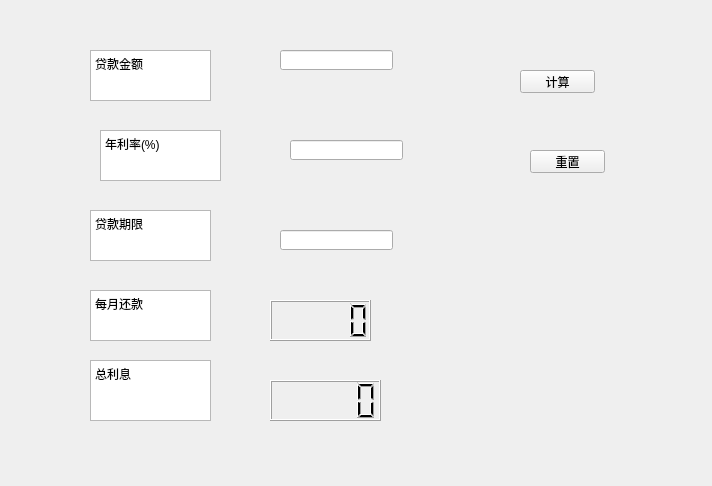
LuoXubo/SUFE_Calculator, file midlife3.ui: the form before one commit.
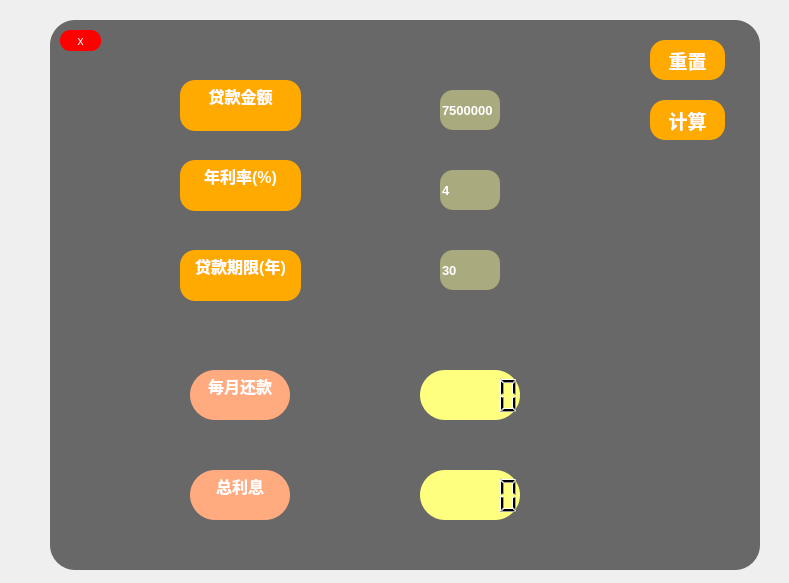
The form after the commit.

Patch:
```diff
--- a/midlife3.ui
+++ b/midlife3.ui
@@ -6,175 +6,325 @@
    <rect>
     <x>0</x>
     <y>0</y>
-    <width>712</width>
-    <height>486</height>
+    <width>789</width>
+    <height>583</height>
    </rect>
   </property>
   <property name="windowTitle">
    <string>贷款计算器</string>
   </property>
+  <widget class="QWidget" name="widget" native="true">
+   <property name="geometry">
+    <rect>
+     <x>50</x>
+     <y>20</y>
+     <width>710</width>
+     <height>550</height>
+    </rect>
+   </property>
+   <property name="styleSheet">
+    <string notr="true">background-color: rgb(104, 104, 104);
+border-radius: 25px;</string>
+   </property>
+   <widget class="QPushButton" name="close_2">
+    <property name="geometry">
+     <rect>
+      <x>10</x>
+      <y>10</y>
+      <width>41</width>
+      <height>21</height>
+     </rect>
+    </property>
+    <property name="styleSheet">
+     <string notr="true">background-color: rgb(255, 0, 0);
+color: rgb(255, 255, 255);
+border-radius: 10px; </string>
+    </property>
+    <property name="text">
+     <string>x</string>
+    </property>
+   </widget>
+   <widget class="QPushButton" name="ok">
+    <property name="geometry">
+     <rect>
+      <x>600</x>
+      <y>80</y>
+      <width>75</width>
+      <height>40</height>
+     </rect>
+    </property>
+    <property name="font">
+     <font>
+      <pointsize>14</pointsize>
+      <weight>75</weight>
+      <bold>true</bold>
+     </font>
+    </property>
+    <property name="styleSheet">
+     <string notr="true">color: rgb(255, 255, 255);
+background-color: rgb(255, 170, 0);
+border-radius: 15px;
+</string>
+    </property>
+    <property name="text">
+     <string>计算</string>
+    </property>
+   </widget>
+   <widget class="QPushButton" name="reset">
+    <property name="geometry">
+     <rect>
+      <x>600</x>
+      <y>20</y>
+      <width>75</width>
+      <height>40</height>
+     </rect>
+    </property>
+    <property name="font">
+     <font>
+      <pointsize>14</pointsize>
+      <weight>75</weight>
+      <bold>true</bold>
+     </font>
+    </property>
+    <property name="styleSheet">
+     <string notr="true">color: rgb(255, 255, 255);
+background-color: rgb(255, 170, 0);
+border-radius: 15px;
+</string>
+    </property>
+    <property name="text">
+     <string>重置</string>
+    </property>
+   </widget>
+   <widget class="QLCDNumber" name="lcd2">
+    <property name="geometry">
+     <rect>
+      <x>370</x>
+      <y>450</y>
+      <width>100</width>
+      <height>50</height>
+     </rect>
+    </property>
+    <property name="styleSheet">
+     <string notr="true">color: rgb(0, 0, 0);
+background-color: rgb(255, 255, 127);
+border-radius: 25px;
+</string>
+    </property>
+   </widget>
   <widget class="QTextBrowser" name="textBrowser">
    <property name="geometry">
     <rect>
-     <x>90</x>
-     <y>50</y>
+      <x>130</x>
+      <y>60</y>
      <width>121</width>
      <height>51</height>
     </rect>
    </property>
+    <property name="styleSheet">
+     <string notr="true">color: rgb(255, 255, 255);
+background-color: rgb(255, 170, 0);
+border-radius: 15px;
+</string>
+    </property>
    <property name="html">
     <string>&lt;!DOCTYPE HTML PUBLIC &quot;-//W3C//DTD HTML 4.0//EN&quot; &quot;http://www.w3.org/TR/REC-html40/strict.dtd&quot;&gt;
 &lt;html&gt;&lt;head&gt;&lt;meta name=&quot;qrichtext&quot; content=&quot;1&quot; /&gt;&lt;style type=&quot;text/css&quot;&gt;
 p, li { white-space: pre-wrap; }
 &lt;/style&gt;&lt;/head&gt;&lt;body style=&quot; font-family:'SimSun'; font-size:9pt; font-weight:400; font-style:normal;&quot;&gt;
-&lt;p style=&quot; margin-top:0px; margin-bottom:0px; margin-left:0px; margin-right:0px; -qt-block-indent:0; text-indent:0px;&quot;&gt;贷款金额&lt;/p&gt;
-&lt;p style=&quot;-qt-paragraph-type:empty; margin-top:0px; margin-bottom:0px; margin-left:0px; margin-right:0px; -qt-block-indent:0; text-indent:0px;&quot;&gt;&lt;br /&gt;&lt;/p&gt;&lt;/body&gt;&lt;/html&gt;</string>
-   </property>
-  </widget>
-  <widget class="QTextBrowser" name="textBrowser_2">
+&lt;p align=&quot;center&quot; style=&quot; margin-top:0px; margin-bottom:0px; margin-left:0px; margin-right:0px; -qt-block-indent:0; text-indent:0px;&quot;&gt;&lt;span style=&quot; font-size:12pt; font-weight:600;&quot;&gt;贷款金额&lt;/span&gt;&lt;/p&gt;
+&lt;p align=&quot;center&quot; style=&quot;-qt-paragraph-type:empty; margin-top:0px; margin-bottom:0px; margin-left:0px; margin-right:0px; -qt-block-indent:0; text-indent:0px; font-size:12pt; font-weight:600;&quot;&gt;&lt;br /&gt;&lt;/p&gt;&lt;/body&gt;&lt;/html&gt;</string>
+    </property>
+   </widget>
+   <widget class="QLineEdit" name="rate">
    <property name="geometry">
     <rect>
-     <x>100</x>
-     <y>130</y>
-     <width>121</width>
-     <height>51</height>
-    </rect>
-   </property>
-   <property name="html">
-    <string>&lt;!DOCTYPE HTML PUBLIC &quot;-//W3C//DTD HTML 4.0//EN&quot; &quot;http://www.w3.org/TR/REC-html40/strict.dtd&quot;&gt;
-&lt;html&gt;&lt;head&gt;&lt;meta name=&quot;qrichtext&quot; content=&quot;1&quot; /&gt;&lt;style type=&quot;text/css&quot;&gt;
-p, li { white-space: pre-wrap; }
-&lt;/style&gt;&lt;/head&gt;&lt;body style=&quot; font-family:'SimSun'; font-size:9pt; font-weight:400; font-style:normal;&quot;&gt;
-&lt;p style=&quot; margin-top:0px; margin-bottom:0px; margin-left:0px; margin-right:0px; -qt-block-indent:0; text-indent:0px;&quot;&gt;年利率(%)&lt;/p&gt;&lt;/body&gt;&lt;/html&gt;</string>
-   </property>
-  </widget>
-  <widget class="QTextBrowser" name="textBrowser_3">
+      <x>390</x>
+      <y>150</y>
+      <width>60</width>
+      <height>40</height>
+     </rect>
+    </property>
+    <property name="font">
+     <font>
+      <pointsize>10</pointsize>
+      <weight>75</weight>
+      <bold>true</bold>
+     </font>
+    </property>
+    <property name="styleSheet">
+     <string notr="true">background-color: rgb(170, 170, 127);
+color: rgb(255, 255, 255);
+border-radius: 12.5px;
+</string>
+    </property>
+    <property name="text">
+     <string>4</string>
+    </property>
+   </widget>
+   <widget class="QLCDNumber" name="lcd1">
    <property name="geometry">
     <rect>
-     <x>90</x>
-     <y>210</y>
-     <width>121</width>
-     <height>51</height>
-    </rect>
-   </property>
-   <property name="html">
-    <string>&lt;!DOCTYPE HTML PUBLIC &quot;-//W3C//DTD HTML 4.0//EN&quot; &quot;http://www.w3.org/TR/REC-html40/strict.dtd&quot;&gt;
-&lt;html&gt;&lt;head&gt;&lt;meta name=&quot;qrichtext&quot; content=&quot;1&quot; /&gt;&lt;style type=&quot;text/css&quot;&gt;
-p, li { white-space: pre-wrap; }
-&lt;/style&gt;&lt;/head&gt;&lt;body style=&quot; font-family:'SimSun'; font-size:9pt; font-weight:400; font-style:normal;&quot;&gt;
-&lt;p style=&quot; margin-top:0px; margin-bottom:0px; margin-left:0px; margin-right:0px; -qt-block-indent:0; text-indent:0px;&quot;&gt;贷款期限&lt;/p&gt;&lt;/body&gt;&lt;/html&gt;</string>
+      <x>370</x>
+      <y>350</y>
+      <width>100</width>
+      <height>50</height>
+     </rect>
+    </property>
+    <property name="styleSheet">
+     <string notr="true">color: rgb(0, 0, 0);
+background-color: rgb(255, 255, 127);
+border-radius: 25px;
+</string>
+    </property>
+   </widget>
+   <widget class="QLineEdit" name="year">
+    <property name="geometry">
+     <rect>
+      <x>390</x>
+      <y>230</y>
+      <width>60</width>
+      <height>40</height>
+     </rect>
+    </property>
+    <property name="font">
+     <font>
+      <pointsize>10</pointsize>
+      <weight>75</weight>
+      <bold>true</bold>
+     </font>
+    </property>
+    <property name="styleSheet">
+     <string notr="true">background-color: rgb(170, 170, 127);
+color: rgb(255, 255, 255);
+border-radius: 12.5px;
+</string>
+    </property>
+    <property name="text">
+     <string>30</string>
    </property>
   </widget>
   <widget class="QTextBrowser" name="textBrowser_4">
    <property name="geometry">
     <rect>
-     <x>90</x>
-     <y>290</y>
-     <width>121</width>
-     <height>51</height>
-    </rect>
-   </property>
+      <x>140</x>
+      <y>350</y>
+      <width>100</width>
+      <height>50</height>
+     </rect>
+    </property>
+    <property name="styleSheet">
+     <string notr="true">color: rgb(255, 255, 255);
+background-color: rgb(255, 170, 127);
+border-radius: 25px;
+
+</string>
+    </property>
    <property name="html">
     <string>&lt;!DOCTYPE HTML PUBLIC &quot;-//W3C//DTD HTML 4.0//EN&quot; &quot;http://www.w3.org/TR/REC-html40/strict.dtd&quot;&gt;
 &lt;html&gt;&lt;head&gt;&lt;meta name=&quot;qrichtext&quot; content=&quot;1&quot; /&gt;&lt;style type=&quot;text/css&quot;&gt;
 p, li { white-space: pre-wrap; }
 &lt;/style&gt;&lt;/head&gt;&lt;body style=&quot; font-family:'SimSun'; font-size:9pt; font-weight:400; font-style:normal;&quot;&gt;
-&lt;p style=&quot; margin-top:0px; margin-bottom:0px; margin-left:0px; margin-right:0px; -qt-block-indent:0; text-indent:0px;&quot;&gt;每月还款&lt;/p&gt;
+&lt;p align=&quot;center&quot; style=&quot; margin-top:0px; margin-bottom:0px; margin-left:0px; margin-right:0px; -qt-block-indent:0; text-indent:0px;&quot;&gt;&lt;span style=&quot; font-size:12pt; font-weight:600;&quot;&gt;每月还款&lt;/span&gt;&lt;/p&gt;
 &lt;p style=&quot;-qt-paragraph-type:empty; margin-top:0px; margin-bottom:0px; margin-left:0px; margin-right:0px; -qt-block-indent:0; text-indent:0px;&quot;&gt;&lt;br /&gt;&lt;/p&gt;&lt;/body&gt;&lt;/html&gt;</string>
    </property>
   </widget>
   <widget class="QTextBrowser" name="textBrowser_5">
    <property name="geometry">
     <rect>
-     <x>90</x>
-     <y>360</y>
-     <width>121</width>
-     <height>61</height>
-    </rect>
-   </property>
+      <x>140</x>
+      <y>450</y>
+      <width>100</width>
+      <height>50</height>
+     </rect>
+    </property>
+    <property name="styleSheet">
+     <string notr="true">color: rgb(255, 255, 255);
+background-color: rgb(255, 170, 127);
+border-radius: 25px;
+
+</string>
+    </property>
    <property name="html">
     <string>&lt;!DOCTYPE HTML PUBLIC &quot;-//W3C//DTD HTML 4.0//EN&quot; &quot;http://www.w3.org/TR/REC-html40/strict.dtd&quot;&gt;
 &lt;html&gt;&lt;head&gt;&lt;meta name=&quot;qrichtext&quot; content=&quot;1&quot; /&gt;&lt;style type=&quot;text/css&quot;&gt;
 p, li { white-space: pre-wrap; }
 &lt;/style&gt;&lt;/head&gt;&lt;body style=&quot; font-family:'SimSun'; font-size:9pt; font-weight:400; font-style:normal;&quot;&gt;
-&lt;p style=&quot; margin-top:0px; margin-bottom:0px; margin-left:0px; margin-right:0px; -qt-block-indent:0; text-indent:0px;&quot;&gt;总利息&lt;/p&gt;&lt;/body&gt;&lt;/html&gt;</string>
-   </property>
-  </widget>
-  <widget class="QLineEdit" name="total">
+&lt;p align=&quot;center&quot; style=&quot; margin-top:0px; margin-bottom:0px; margin-left:0px; margin-right:0px; -qt-block-indent:0; text-indent:0px;&quot;&gt;&lt;span style=&quot; font-size:12pt; font-weight:600;&quot;&gt;总利息&lt;/span&gt;&lt;/p&gt;&lt;/body&gt;&lt;/html&gt;</string>
+    </property>
+   </widget>
+   <widget class="QTextBrowser" name="textBrowser_2">
    <property name="geometry">
     <rect>
-     <x>280</x>
-     <y>50</y>
-     <width>113</width>
-     <height>20</height>
-    </rect>
-   </property>
-  </widget>
-  <widget class="QLineEdit" name="rate">
-   <property name="geometry">
-    <rect>
-     <x>290</x>
+      <x>130</x>
      <y>140</y>
-     <width>113</width>
-     <height>20</height>
-    </rect>
-   </property>
-  </widget>
-  <widget class="QLineEdit" name="year">
-   <property name="geometry">
-    <rect>
-     <x>280</x>
-     <y>230</y>
-     <width>113</width>
-     <height>20</height>
-    </rect>
-   </property>
-  </widget>
-  <widget class="QLCDNumber" name="lcd1">
-   <property name="geometry">
-    <rect>
-     <x>270</x>
-     <y>300</y>
-     <width>101</width>
-     <height>41</height>
-    </rect>
-   </property>
-  </widget>
-  <widget class="QLCDNumber" name="lcd2">
+      <width>121</width>
+      <height>51</height>
+     </rect>
+    </property>
+    <property name="styleSheet">
+     <string notr="true">color: rgb(255, 255, 255);
+background-color: rgb(255, 170, 0);
+border-radius: 15px;
+</string>
+    </property>
+    <property name="html">
+     <string>&lt;!DOCTYPE HTML PUBLIC &quot;-//W3C//DTD HTML 4.0//EN&quot; &quot;http://www.w3.org/TR/REC-html40/strict.dtd&quot;&gt;
+&lt;html&gt;&lt;head&gt;&lt;meta name=&quot;qrichtext&quot; content=&quot;1&quot; /&gt;&lt;style type=&quot;text/css&quot;&gt;
+p, li { white-space: pre-wrap; }
+&lt;/style&gt;&lt;/head&gt;&lt;body style=&quot; font-family:'SimSun'; font-size:9pt; font-weight:400; font-style:normal;&quot;&gt;
+&lt;p align=&quot;center&quot; style=&quot; margin-top:0px; margin-bottom:0px; margin-left:0px; margin-right:0px; -qt-block-indent:0; text-indent:0px;&quot;&gt;&lt;span style=&quot; font-size:12pt; font-weight:600;&quot;&gt;年利率(%)&lt;/span&gt;&lt;/p&gt;&lt;/body&gt;&lt;/html&gt;</string>
+    </property>
+   </widget>
+   <widget class="QLineEdit" name="total">
    <property name="geometry">
     <rect>
-     <x>270</x>
-     <y>380</y>
-     <width>111</width>
-     <height>41</height>
-    </rect>
-   </property>
-  </widget>
-  <widget class="QPushButton" name="ok">
-   <property name="geometry">
-    <rect>
-     <x>520</x>
+      <x>390</x>
      <y>70</y>
-     <width>75</width>
-     <height>23</height>
-    </rect>
-   </property>
+      <width>60</width>
+      <height>40</height>
+     </rect>
+    </property>
+    <property name="font">
+     <font>
+      <pointsize>10</pointsize>
+      <weight>75</weight>
+      <bold>true</bold>
+     </font>
+    </property>
+    <property name="styleSheet">
+     <string notr="true">background-color: rgb(170, 170, 127);
+color: rgb(255, 255, 255);
+border-radius: 12.5px;
+</string>
+    </property>
    <property name="text">
-    <string>计算</string>
-   </property>
-  </widget>
-  <widget class="QPushButton" name="reset">
+     <string>7500000</string>
+    </property>
+   </widget>
+   <widget class="QTextBrowser" name="textBrowser_3">
    <property name="geometry">
     <rect>
-     <x>530</x>
-     <y>150</y>
-     <width>75</width>
-     <height>23</height>
-    </rect>
-   </property>
-   <property name="text">
-    <string>重置</string>
-   </property>
+      <x>130</x>
+      <y>230</y>
+      <width>121</width>
+      <height>51</height>
+     </rect>
+    </property>
+    <property name="styleSheet">
+     <string notr="true">color: rgb(255, 255, 255);
+background-color: rgb(255, 170, 0);
+border-radius: 15px;
+</string>
+    </property>
+    <property name="html">
+     <string>&lt;!DOCTYPE HTML PUBLIC &quot;-//W3C//DTD HTML 4.0//EN&quot; &quot;http://www.w3.org/TR/REC-html40/strict.dtd&quot;&gt;
+&lt;html&gt;&lt;head&gt;&lt;meta name=&quot;qrichtext&quot; content=&quot;1&quot; /&gt;&lt;style type=&quot;text/css&quot;&gt;
+p, li { white-space: pre-wrap; }
+&lt;/style&gt;&lt;/head&gt;&lt;body style=&quot; font-family:'SimSun'; font-size:9pt; font-weight:400; font-style:normal;&quot;&gt;
+&lt;p align=&quot;center&quot; style=&quot; margin-top:0px; margin-bottom:0px; margin-left:0px; margin-right:0px; -qt-block-indent:0; text-indent:0px;&quot;&gt;&lt;span style=&quot; font-size:12pt; font-weight:600;&quot;&gt;贷款期限(年)&lt;/span&gt;&lt;/p&gt;&lt;/body&gt;&lt;/html&gt;</string>
+    </property>
+   </widget>
   </widget>
  </widget>
  <resources/>
```
Lines whose indentation alone changed are shown as unchanged.
